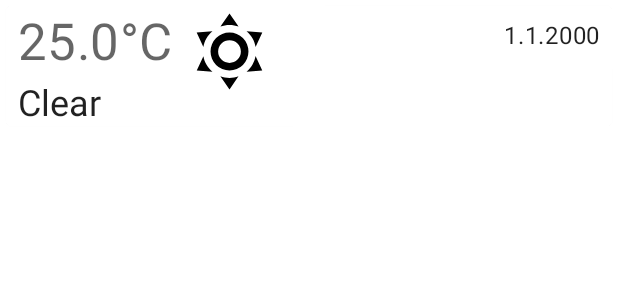
After one commit to PietrzykM/WeatherApp, an Android app: the layout item_future_weather.xml on its own in the app's theme, with its tools: preview values and no code run, on a phone screen of 412 x 824 dp. The commit adds this screen. Shown: the top 300 px of the screen. Run offline under Robolectric (Android 15) with nearby library versions, the phone set to English and light mode, and no system bars.

Commit message:
Preparring Interface forr Future weather list

```diff
--- a/app/build.gradle
+++ b/app/build.gradle
@@ -25,6 +25,10 @@ android {
         }
     }
 
+}
+
+androidExtensions{
+    experimental = true
 }
 
 dependencies {
--- a/app/src/main/java/edu/psmw/weatherapp/ui/weather/current/CurrentWeatherFragment.kt
+++ b/app/src/main/java/edu/psmw/weatherapp/ui/weather/current/CurrentWeatherFragment.kt
@@ -76,7 +76,7 @@ class CurrentWeatherFragment : ScopedFragment(), KodeinAware {
     }
 
     private fun chooseLocalizedUnitAbbreviation(metric: String, imperial: String): String  {
-        return if (viewModel.isMetric) metric else imperial
+        return if (viewModel.isMetricUnit) metric else imperial
     }
 
     private fun updateLocation(location: String) {
--- /dev/null
+++ b/app/src/main/res/layout/item_future_weather.xml
@@ -0,0 +1,87 @@
+<?xml version="1.0" encoding="utf-8"?>
+<com.google.android.material.card.MaterialCardView xmlns:android="http://schemas.android.com/apk/res/android"
+    android:layout_width="match_parent"
+    android:layout_height="wrap_content"
+    android:minHeight="?listPreferredItemHeightLarge"
+    xmlns:app="http://schemas.android.com/apk/res-auto"
+    xmlns:tools="http://schemas.android.com/tools"
+    android:layout_margin="4dp"
+    app:cardCornerRadius="4dp">
+
+    <androidx.constraintlayout.widget.ConstraintLayout
+        android:layout_width="match_parent"
+        android:layout_height="match_parent"
+        android:minHeight="?listPreferredItemHeightLarge">
+
+        <TextView
+            android:id="@+id/textView_date"
+            android:layout_width="wrap_content"
+            android:layout_height="wrap_content"
+            android:layout_marginStart="8dp"
+            android:layout_marginTop="8dp"
+            android:layout_marginEnd="8dp"
+            android:layout_marginBottom="8dp"
+            android:textAppearance="@style/TextAppearance.MaterialComponents.Body1"
+            app:layout_constraintBottom_toBottomOf="parent"
+            app:layout_constraintEnd_toEndOf="parent"
+            app:layout_constraintHorizontal_bias="1.0"
+            app:layout_constraintStart_toStartOf="parent"
+            app:layout_constraintTop_toTopOf="parent"
+            app:layout_constraintVertical_bias="0.0"
+            tools:text="1.1.2000" />
+
+        <TextView
+            android:id="@+id/textView_temperature"
+            android:layout_width="wrap_content"
+            android:layout_height="wrap_content"
+            android:layout_marginStart="8dp"
+            android:layout_marginEnd="8dp"
+            android:layout_marginBottom="8dp"
+            android:textAppearance="@style/TextAppearance.MaterialComponents.Headline4"
+            app:layout_constraintBottom_toBottomOf="parent"
+            app:layout_constraintEnd_toEndOf="parent"
+            app:layout_constraintHorizontal_bias="0.0"
+            app:layout_constraintStart_toStartOf="parent"
+            app:layout_constraintTop_toTopOf="parent"
+            app:layout_constraintVertical_bias="0.0"
+            tools:text="25.0°C" />
+
+        <TextView
+            android:id="@+id/textView_condition"
+            android:layout_width="wrap_content"
+            android:layout_height="wrap_content"
+            android:textAppearance="@style/TextAppearance.MaterialComponents.Headline5"
+            android:ellipsize="end"
+            android:maxLines="1"
+            android:layout_marginStart="8dp"
+            android:layout_marginTop="8dp"
+            android:layout_marginEnd="8dp"
+            app:layout_constraintBottom_toBottomOf="parent"
+            app:layout_constraintEnd_toEndOf="parent"
+            app:layout_constraintHorizontal_bias="0.0"
+            app:layout_constraintStart_toStartOf="parent"
+            app:layout_constraintTop_toTopOf="parent"
+            app:layout_constraintVertical_bias="1.0"
+            tools:text="Clear" />
+
+        <ImageView
+            android:id="@+id/imageView_condition_icon"
+            android:layout_width="0dp"
+            android:layout_height="0dp"
+            android:layout_marginStart="8dp"
+            android:layout_marginEnd="8dp"
+            android:layout_marginBottom="8dp"
+            app:layout_constraintBottom_toBottomOf="parent"
+            app:layout_constraintDimensionRatio="1:1"
+            app:layout_constraintEnd_toEndOf="parent"
+            app:layout_constraintHorizontal_bias="0.0"
+            app:layout_constraintStart_toEndOf="@+id/textView_temperature"
+            app:layout_constraintTop_toTopOf="parent"
+            app:layout_constraintVertical_bias="0.0"
+            app:layout_constraintWidth_percent="0.15"
+            tools:src="@drawable/ic_weather_sunny"
+            tools:tint="#f9a920" />
+
+    </androidx.constraintlayout.widget.ConstraintLayout>
+
+</com.google.android.material.card.MaterialCardView>
```
Also changed, not shown: app/src/main/java/edu/psmw/weatherapp/ui/weather/future/list/FutureListWeatherFragment.kt (+71 -7 lines), app/src/main/java/edu/psmw/weatherapp/ui/weather/future/list/FutureWeatherItem.kt (added, +43 -0 lines), app/src/main/res/layout/future_list_weather_fragment.xml (+44 -4 lines).
